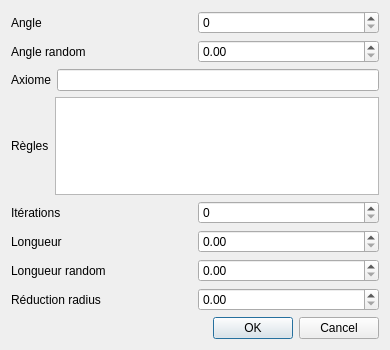
Above: settings.ui from Kr4unos/M2_TREE before the change. Below: the same form after it.
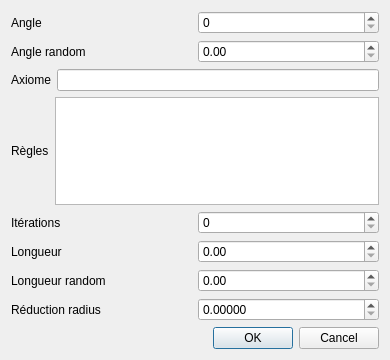
That is the form after the change.

Commit message: Décimales

What changed in the file:
```diff
--- a/settings.ui
+++ b/settings.ui
@@ -7,7 +7,7 @@
     <x>0</x>
     <y>0</y>
     <width>390</width>
-    <height>350</height>
+    <height>360</height>
    </rect>
   </property>
   <property name="windowTitle">
@@ -137,6 +137,9 @@
        </item>
        <item>
         <widget class="QDoubleSpinBox" name="reductionRadius_input">
+         <property name="decimals">
+          <number>5</number>
+         </property>
          <property name="singleStep">
           <double>0.010000000000000</double>
          </property>
```
Left out of the diff: 2 changed lines with no effect on the pictures.
